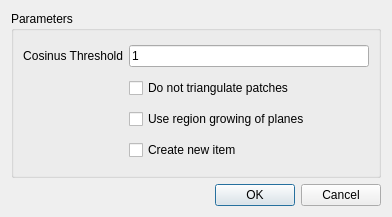
The window that Polyhedron/demo/Polyhedron/Plugins/PMP/Remesh_planar_patches_dialog.ui (CGAL/cgal) describes before a commit, drawn with Qt 5.
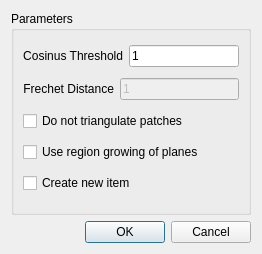
The same window after the commit. Custom widgets are drawn as their Qt base class.

Commit message: add max distance in the demo plugin

```diff
--- a/Polyhedron/demo/Polyhedron/Plugins/PMP/Remesh_planar_patches_dialog.ui
+++ b/Polyhedron/demo/Polyhedron/Plugins/PMP/Remesh_planar_patches_dialog.ui
@@ -9,8 +9,8 @@
    <rect>
     <x>0</x>
     <y>0</y>
-    <width>392</width>
-    <height>217</height>
+    <width>262</width>
+    <height>254</height>
    </rect>
   </property>
   <property name="windowTitle">
@@ -22,8 +22,10 @@
      <property name="title">
       <string>Parameters</string>
      </property>
-     <layout class="QGridLayout" name="gridLayout_2" rowstretch="0,0,0,0,0" columnstretch="0,0">
-      <item row="0" column="0">
+     <layout class="QVBoxLayout" name="verticalLayout_2">
+      <item>
+       <layout class="QHBoxLayout" name="horizontalLayout">
+        <item>
        <widget class="QLabel" name="cos_label">
         <property name="text">
          <string>Cosinus Threshold</string>
@@ -33,7 +35,7 @@
         </property>
        </widget>
       </item>
-      <item row="0" column="1">
+        <item>
        <widget class="DoubleEdit" name="cos_dspinbox">
         <property name="inputMethodHints">
          <set>Qt::ImhNone</set>
@@ -49,14 +51,42 @@
         </property>
        </widget>
       </item>
-      <item row="4" column="1">
-       <widget class="QCheckBox" name="create_new_item_checkbox">
+       </layout>
+      </item>
+      <item>
+       <layout class="QHBoxLayout" name="horizontalLayout_2">
+        <item>
+         <widget class="QLabel" name="dist_label">
         <property name="text">
-         <string>Create new item</string>
-        </property>
-       </widget>
-      </item>
-      <item row="2" column="1">
+           <string>Frechet Distance</string>
+          </property>
+          <property name="alignment">
+           <set>Qt::AlignRight|Qt::AlignTrailing|Qt::AlignVCenter</set>
+          </property>
+         </widget>
+        </item>
+        <item>
+         <widget class="DoubleEdit" name="dist_dspinbox">
+          <property name="enabled">
+           <bool>false</bool>
+          </property>
+          <property name="inputMethodHints">
+           <set>Qt::ImhNone</set>
+          </property>
+          <property name="inputMask">
+           <string/>
+          </property>
+          <property name="text">
+           <string>1</string>
+          </property>
+          <property name="placeholderText">
+           <string>0.00</string>
+          </property>
+         </widget>
+        </item>
+       </layout>
+      </item>
+      <item>
        <widget class="QCheckBox" name="notriangulation_checkbox">
         <property name="enabled">
          <bool>true</bool>
@@ -66,13 +96,20 @@
         </property>
        </widget>
       </item>
-      <item row="3" column="1">
+      <item>
        <widget class="QCheckBox" name="use_region_growing_checkbox">
         <property name="text">
          <string>Use region growing of planes</string>
         </property>
        </widget>
       </item>
+      <item>
+       <widget class="QCheckBox" name="create_new_item_checkbox">
+        <property name="text">
+         <string>Create new item</string>
+        </property>
+       </widget>
+      </item>
      </layout>
     </widget>
    </item>
```
Lines whose indentation alone changed are shown as unchanged. The commit also changes 2 other files.
